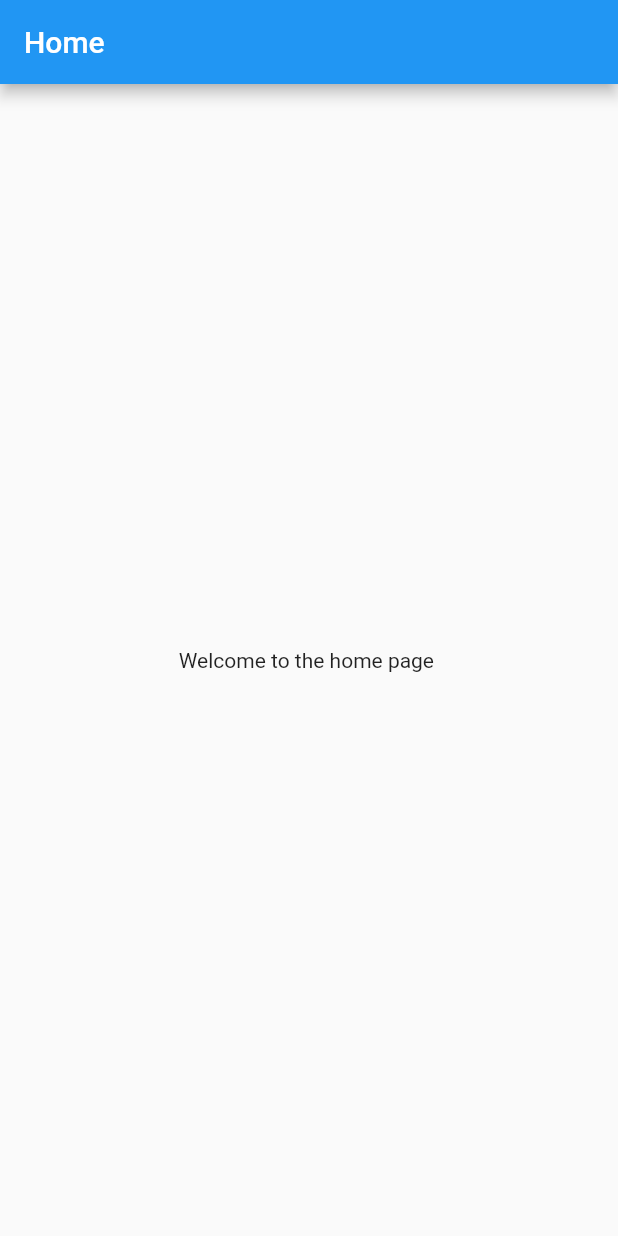
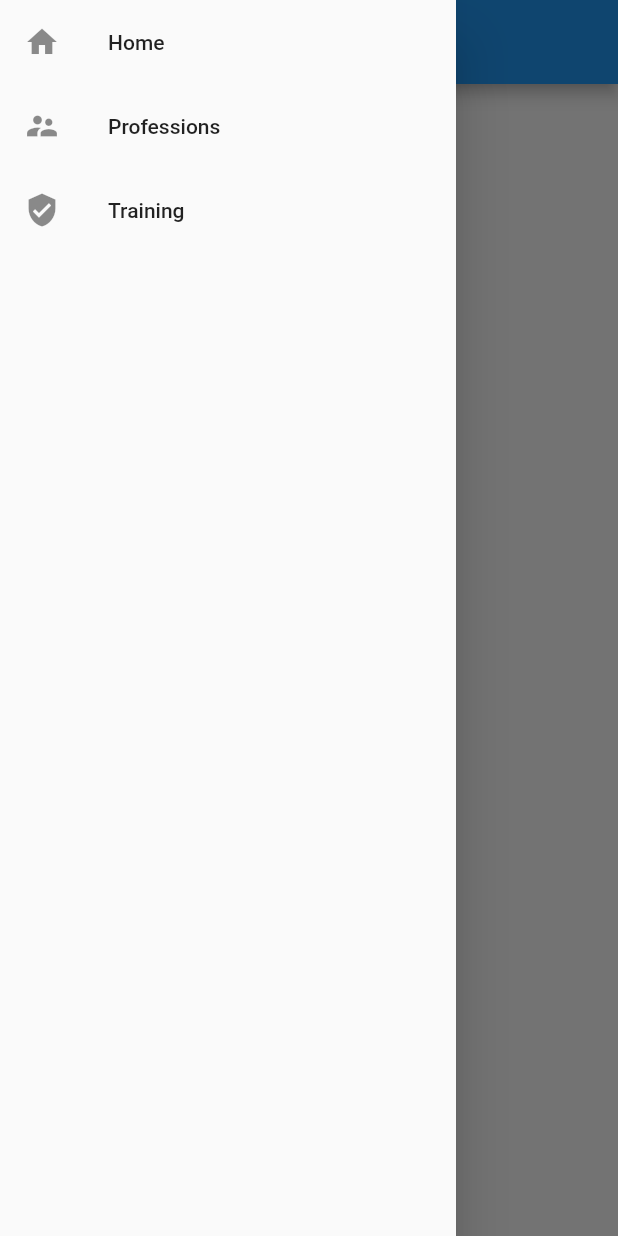
Before and after one commit to afo-germain/CountAct-TestProject, a Flutter app: the screen it shows after launch, with the side drawer open (before the commit the screen has no drawer), on a phone screen of 412 x 824 dp. Run offline on Flutter 3.47's test engine with Material 2 defaults, Android fonts, the light colour scheme and no system bars.

Commit message:
Making of menu and navigation on mobile app

```diff
--- a/Flutter/my_app/lib/main.dart
+++ b/Flutter/my_app/lib/main.dart
@@ -1,4 +1,5 @@
 import 'package:flutter/material.dart';
+import 'package:my_app/nav_bar.dart';
 import 'package:my_app/views/profession_page.dart';
 import 'package:my_app/views/training_page.dart';
 
@@ -9,38 +10,23 @@ void main() {
 class MyApp extends StatelessWidget {
   const MyApp({super.key});
 
-  // This widget is the root of your application.
   @override
   Widget build(BuildContext context) {
     return MaterialApp(
         title: 'Flutter Demo',
         theme: ThemeData(
-          // This is the theme of your application.
-          //
-          // Try running your application with "flutter run". You'll see the
-          // application has a blue toolbar. Then, without quitting the app, try
-          // changing the primarySwatch below to Colors.green and then invoke
-          // "hot reload" (press "r" in the console where you ran "flutter run",
-          // or simply save your changes to "hot reload" in a Flutter IDE).
-          // Notice that the counter didn't reset back to zero; the application
-          // is not restarted.
           primarySwatch: Colors.blue,
         ),
-        home: const MyHomePage(title: "Home"));
+        home: const MyHomePage(title: "Home"),
+        routes: {
+          '/profession': (context) => const ProfessionPage(),
+          '/training': (context) => const TrainingPage(),
+        });
   }
 }
 
 class MyHomePage extends StatefulWidget {
   const MyHomePage({super.key, required this.title});
-
-  // This widget is the home page of your application. It is stateful, meaning
-  // that it has a State object (defined below) that contains fields that affect
-  // how it looks.
-
-  // This class is the configuration for the state. It holds the values (in this
-  // case the title) provided by the parent (in this case the App widget) and
-  // used by the build method of the State. Fields in a Widget subclass are
-  // always marked "final".
 
   final String title;
 
@@ -49,68 +35,23 @@ class MyHomePage extends StatefulWidget {
 }
 
 class _MyHomePageState extends State<MyHomePage> {
-  int _counter = 0;
-
-  void _incrementCounter() {
-    setState(() {
-      // This call to setState tells the Flutter framework that something has
-      // changed in this State, which causes it to rerun the build method below
-      // so that the display can reflect the updated values. If we changed
-      // _counter without calling setState(), then the build method would not be
-      // called again, and so nothing would appear to happen.
-      _counter++;
-    });
-  }
-
   @override
   Widget build(BuildContext context) {
-    // This method is rerun every time setState is called, for instance as done
-    // by the _incrementCounter method above.
-    //
-    // The Flutter framework has been optimized to make rerunning build methods
-    // fast, so that you can just rebuild anything that needs updating rather
-    // than having to individually change instances of widgets.
     return Scaffold(
+      drawer: const NavBar(),
       appBar: AppBar(
-        // Here we take the value from the MyHomePage object that was created by
-        // the App.build method, and use it to set our appbar title.
         title: Text(widget.title),
       ),
       body: Center(
-        // Center is a layout widget. It takes a single child and positions it
-        // in the middle of the parent.
         child: Column(
-          // Column is also a layout widget. It takes a list of children and
-          // arranges them vertically. By default, it sizes itself to fit its
-          // children horizontally, and tries to be as tall as its parent.
-          //
-          // Invoke "debug painting" (press "p" in the console, choose the
-          // "Toggle Debug Paint" action from the Flutter Inspector in Android
-          // Studio, or the "Toggle Debug Paint" command in Visual Studio Code)
-          // to see the wireframe for each widget.
-          //
-          // Column has various properties to control how it sizes itself and
-          // how it positions its children. Here we use mainAxisAlignment to
-          // center the children vertically; the main axis here is the vertical
-          // axis because Columns are vertical (the cross axis would be
-          // horizontal).
           mainAxisAlignment: MainAxisAlignment.center,
           children: const <Widget>[
             Text(
               'Welcome to the home page ',
             ),
-            //Text(
-            //'$_counter',
-            //  style: Theme.of(context).textTheme.headline4,
-            //),
           ],
         ),
       ),
-      // floatingActionButton: FloatingActionButton(
-      //   onPressed: _incrementCounter,
-      //   tooltip: 'Increment',
-      //   child: const Icon(Icons.add),
-      // ), // This trailing comma makes auto-formatting nicer for build methods.
     );
   }
 }
--- a/Flutter/my_app/lib/models/training.dart
+++ b/Flutter/my_app/lib/models/training.dart
@@ -90,11 +90,11 @@ class Result {
         contact: json["contact"],
         createdAt: DateTime.parse(json["createdAt"]),
         diploma: json["diploma"],
-        diplomaLevel: diplomaLevelValues!.map[json["diplomaLevel"]],
+        diplomaLevel: diplomaLevelValues.map[json["diplomaLevel"]],
         id: json["id"],
         idRco: json["idRco"],
         idRcoFormation: json["idRcoFormation"],
-        ideaType: ideaTypeValues!.map[json["ideaType"]],
+        ideaType: ideaTypeValues.map[json["ideaType"]],
         job: json["job"],
         lastUpdateAt: DateTime.parse(json["lastUpdateAt"]),
         longTitle: json["longTitle"],
@@ -294,7 +294,7 @@ class Rome {
   Code? code;
 
   factory Rome.fromJson(Map<String, dynamic> json) => Rome(
-        code: codeValues!.map[json["code"]],
+        code: codeValues.map[json["code"]],
       );
 
   Map<String, dynamic> toJson() => {
--- /dev/null
+++ b/Flutter/my_app/lib/nav_bar.dart
@@ -0,0 +1,31 @@
+import 'package:flutter/material.dart';
+
+class NavBar extends StatelessWidget {
+  const NavBar({super.key});
+
+  @override
+  Widget build(BuildContext context) {
+    return Drawer(
+      child: ListView(
+        padding: EdgeInsets.zero,
+        children: <Widget>[
+          ListTile(
+            leading: const Icon(Icons.home),
+            title: const Text('Home'),
+            onTap: () => {Navigator.pushNamed(context, '/')},
+          ),
+          ListTile(
+            leading: const Icon(Icons.supervisor_account),
+            title: const Text('Professions'),
+            onTap: () => {Navigator.pushNamed(context, '/profession')},
+          ),
+          ListTile(
+            leading: const Icon(Icons.verified_user),
+            title: const Text('Training'),
+            onTap: () => {Navigator.pushNamed(context, '/training')},
+          ),
+        ],
+      ),
+    );
+  }
+}
--- a/Flutter/my_app/lib/services/remote_service.dart
+++ b/Flutter/my_app/lib/services/remote_service.dart
@@ -10,7 +10,7 @@ class RemoteSevice {
 
     var client = http.Client();
 
-    var uri = Uri.parse(baseUrl + professionEndPoint);
+    var uri = Uri.https(baseUrl, professionEndPoint);
     var response = await client.get(uri);
 
     if (response.statusCode == 200) {
--- a/Flutter/my_app/lib/views/profession_page.dart
+++ b/Flutter/my_app/lib/views/profession_page.dart
@@ -1,5 +1,6 @@
 import 'package:flutter/material.dart';
 import 'package:my_app/models/profession.dart';
+import 'package:my_app/nav_bar.dart';
 import 'package:my_app/services/remote_service.dart';
 
 class ProfessionPage extends StatefulWidget {
@@ -36,6 +37,7 @@ class _ProfessionPageState extends State<ProfessionPage> {
   @override
   Widget build(BuildContext context) {
     return Scaffold(
+        drawer: const NavBar(),
         appBar: AppBar(
           title: const Text('Professions'),
         ),
--- a/Flutter/my_app/lib/views/training_page.dart
+++ b/Flutter/my_app/lib/views/training_page.dart
@@ -1,5 +1,6 @@
 import 'package:flutter/material.dart';
 import 'package:my_app/models/training.dart';
+import 'package:my_app/nav_bar.dart';
 import 'package:my_app/services/remote_service.dart';
 
 class TrainingPage extends StatefulWidget {
@@ -36,6 +37,7 @@ class _TrainingPageState extends State<TrainingPage> {
   @override
   Widget build(BuildContext context) {
     return Scaffold(
+        drawer: const NavBar(),
         appBar: AppBar(
           title: const Text('Trainings'),
         ),
```
